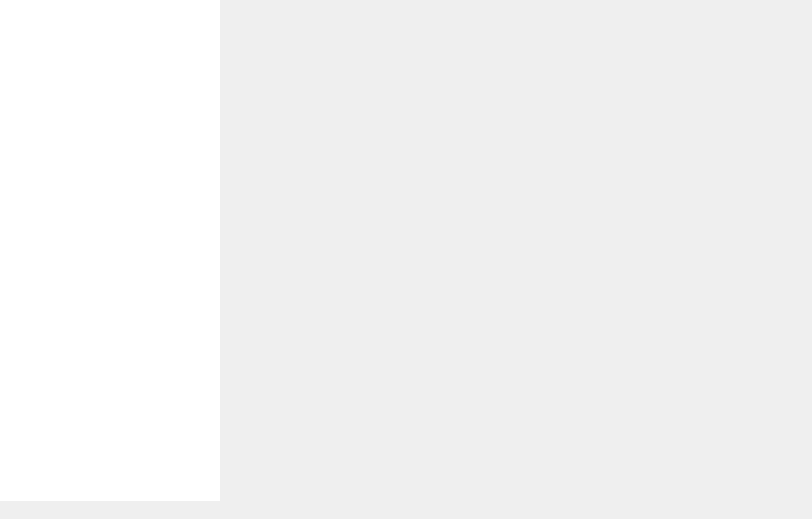
JacobPlaster/Able, file mainwindow.ui: the form before one commit.
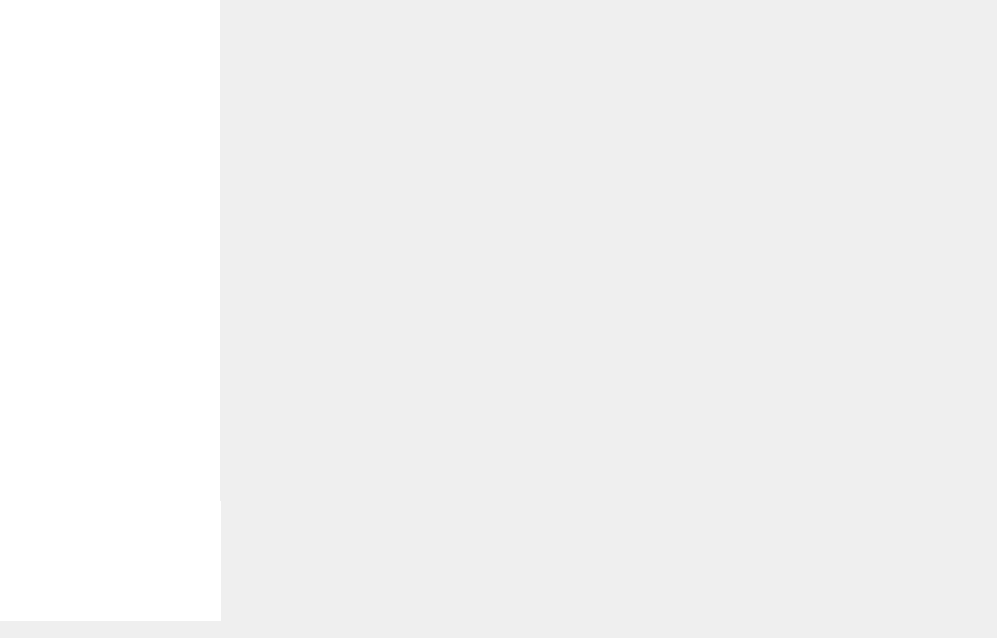
The form after the commit.

```diff
--- a/mainwindow.ui
+++ b/mainwindow.ui
@@ -6,8 +6,8 @@
    <rect>
     <x>0</x>
     <y>0</y>
-    <width>812</width>
-    <height>519</height>
+    <width>997</width>
+    <height>638</height>
    </rect>
   </property>
   <property name="windowTitle">
@@ -20,7 +20,7 @@
       <x>0</x>
       <y>0</y>
       <width>221</width>
-      <height>501</height>
+      <height>621</height>
      </rect>
     </property>
     <property name="frameShape">
```
Left out of the diff: 2 changed lines with no effect on the pictures.
